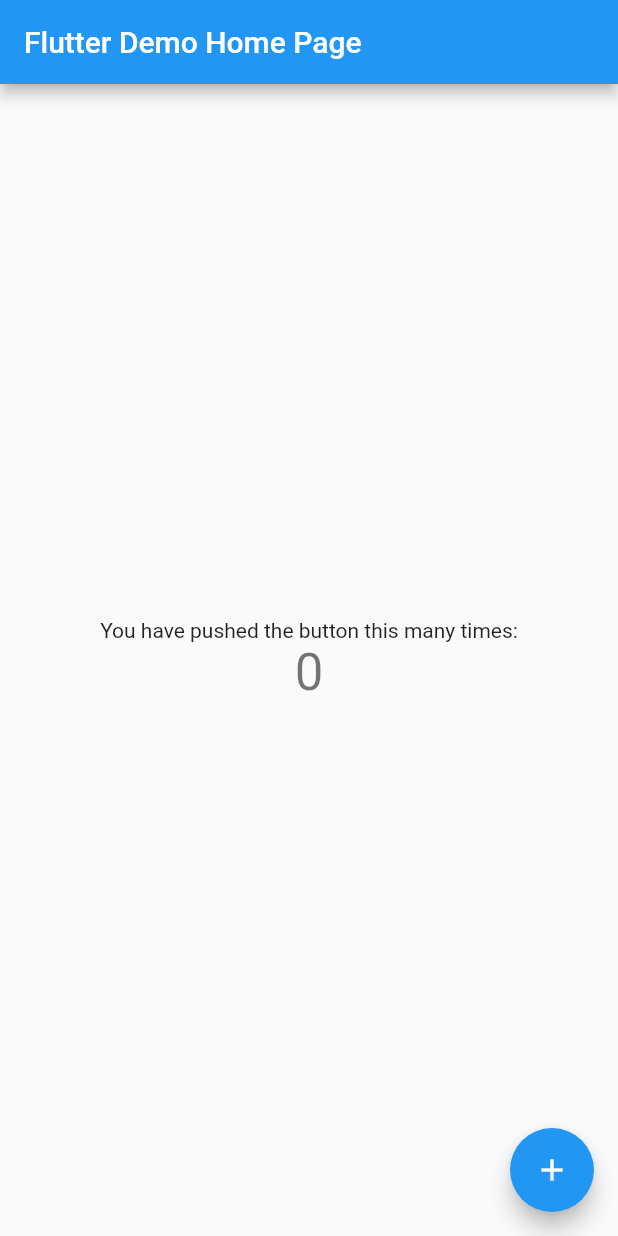
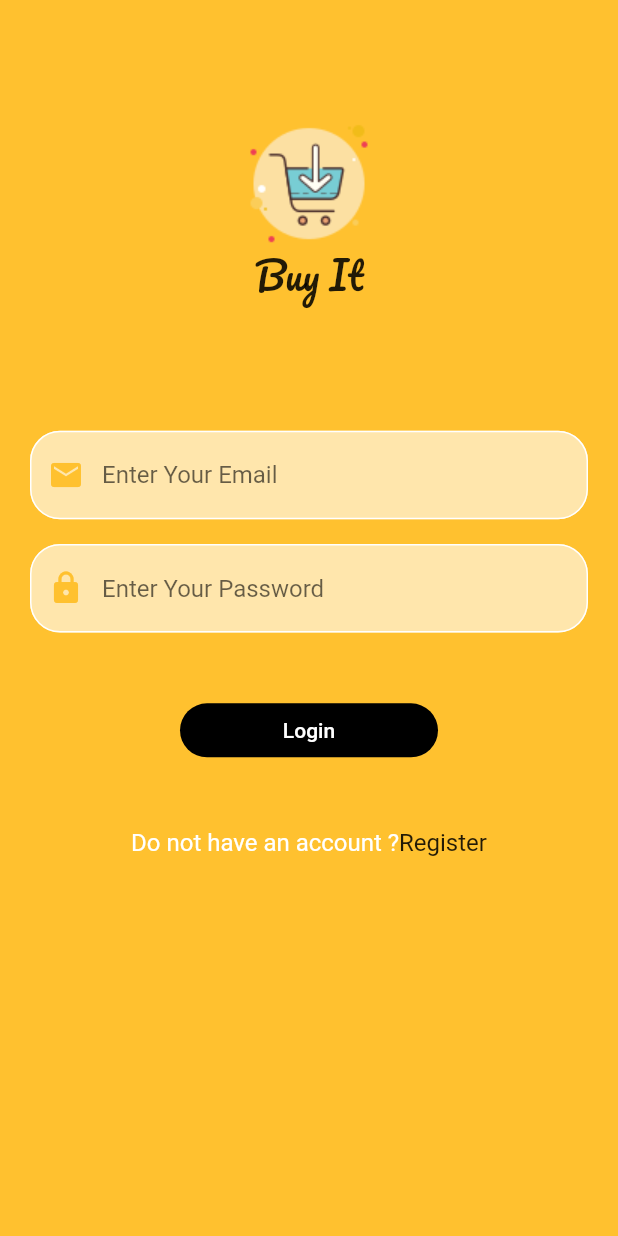
Before and after one commit to MalakEsmail/E-Commerce, a Flutter app: the screen it shows after launch, on a phone screen of 412 x 824 dp. Run offline on Flutter 3.47's test engine with Material 2 defaults, Android fonts, the phone set to English and light mode, and no system bars.

Commit message:
create login screen ui

```diff
--- /dev/null
+++ b/lib/constants.dart
@@ -0,0 +1,4 @@
+import 'package:flutter/material.dart';
+
+const kMainColor = Color(0XFFFFC12F);
+const kSecondaryColor = Color(0XFFFFE6AC);
--- a/lib/main.dart
+++ b/lib/main.dart
@@ -1,3 +1,4 @@
+import 'package:e_commerce/screens/login_screen.dart';
 import 'package:flutter/material.dart';
 
 void main() {
@@ -5,113 +6,11 @@ void main() {
 }
 
 class MyApp extends StatelessWidget {
-  // This widget is the root of your application.
   @override
   Widget build(BuildContext context) {
     return MaterialApp(
-      title: 'Flutter Demo',
-      theme: ThemeData(
-        // This is the theme of your application.
-        //
-        // Try running your application with "flutter run". You'll see the
-        // application has a blue toolbar. Then, without quitting the app, try
-        // changing the primarySwatch below to Colors.green and then invoke
-        // "hot reload" (press "r" in the console where you ran "flutter run",
-        // or simply save your changes to "hot reload" in a Flutter IDE).
-        // Notice that the counter didn't reset back to zero; the application
-        // is not restarted.
-        primarySwatch: Colors.blue,
-        // This makes the visual density adapt to the platform that you run
-        // the app on. For desktop platforms, the controls will be smaller and
-        // closer together (more dense) than on mobile platforms.
-        visualDensity: VisualDensity.adaptivePlatformDensity,
-      ),
-      home: MyHomePage(title: 'Flutter Demo Home Page'),
+      initialRoute: LoginScreen.id,
+      routes: {LoginScreen.id: (context) => LoginScreen()},
     );
   }
 }
-
-class MyHomePage extends StatefulWidget {
-  MyHomePage({Key key, this.title}) : super(key: key);
-
-  // This widget is the home page of your application. It is stateful, meaning
-  // that it has a State object (defined below) that contains fields that affect
-  // how it looks.
-
-  // This class is the configuration for the state. It holds the values (in this
-  // case the title) provided by the parent (in this case the App widget) and
-  // used by the build method of the State. Fields in a Widget subclass are
-  // always marked "final".
-
-  final String title;
-
-  @override
-  _MyHomePageState createState() => _MyHomePageState();
-}
-
-class _MyHomePageState extends State<MyHomePage> {
-  int _counter = 0;
-
-  void _incrementCounter() {
-    setState(() {
-      // This call to setState tells the Flutter framework that something has
-      // changed in this State, which causes it to rerun the build method below
-      // so that the display can reflect the updated values. If we changed
-      // _counter without calling setState(), then the build method would not be
-      // called again, and so nothing would appear to happen.
-      _counter++;
-    });
-  }
-
-  @override
-  Widget build(BuildContext context) {
-    // This method is rerun every time setState is called, for instance as done
-    // by the _incrementCounter method above.
-    //
-    // The Flutter framework has been optimized to make rerunning build methods
-    // fast, so that you can just rebuild anything that needs updating rather
-    // than having to individually change instances of widgets.
-    return Scaffold(
-      appBar: AppBar(
-        // Here we take the value from the MyHomePage object that was created by
-        // the App.build method, and use it to set our appbar title.
-        title: Text(widget.title),
-      ),
-      body: Center(
-        // Center is a layout widget. It takes a single child and positions it
-        // in the middle of the parent.
-        child: Column(
-          // Column is also a layout widget. It takes a list of children and
-          // arranges them vertically. By default, it sizes itself to fit its
-          // children horizontally, and tries to be as tall as its parent.
-          //
-          // Invoke "debug painting" (press "p" in the console, choose the
-          // "Toggle Debug Paint" action from the Flutter Inspector in Android
-          // Studio, or the "Toggle Debug Paint" command in Visual Studio Code)
-          // to see the wireframe for each widget.
-          //
-          // Column has various properties to control how it sizes itself and
-          // how it positions its children. Here we use mainAxisAlignment to
-          // center the children vertically; the main axis here is the vertical
-          // axis because Columns are vertical (the cross axis would be
-          // horizontal).
-          mainAxisAlignment: MainAxisAlignment.center,
-          children: <Widget>[
-            Text(
-              'You have pushed the button this many times:',
-            ),
-            Text(
-              '$_counter',
-              style: Theme.of(context).textTheme.headline4,
-            ),
-          ],
-        ),
-      ),
-      floatingActionButton: FloatingActionButton(
-        onPressed: _incrementCounter,
-        tooltip: 'Increment',
-        child: Icon(Icons.add),
-      ), // This trailing comma makes auto-formatting nicer for build methods.
-    );
-  }
-}
--- /dev/null
+++ b/lib/screens/login_screen.dart
@@ -0,0 +1,90 @@
+import 'package:e_commerce/constants.dart';
+import 'package:e_commerce/widgets/custom_textfield.dart';
+import 'package:flutter/material.dart';
+
+class LoginScreen extends StatelessWidget {
+  static String id = 'loginScreen';
+  @override
+  Widget build(BuildContext context) {
+    double height = MediaQuery.of(context).size.height;
+
+    return Scaffold(
+      backgroundColor: kMainColor,
+      body: ListView(
+        children: [
+          Padding(
+            padding: EdgeInsets.only(top: 40),
+            child: Container(
+              height: MediaQuery.of(context).size.height * .2,
+              child: Stack(
+                alignment: Alignment.center,
+                children: [
+                  Image.asset('images/icons/buy.png'),
+                  Positioned(
+                    bottom: 0,
+                    child: Text(
+                      'Buy It',
+                      style: TextStyle(fontFamily: 'pacifico', fontSize: 25),
+                    ),
+                  )
+                ],
+              ),
+            ),
+          ),
+          SizedBox(
+            height: height * .1,
+          ),
+          Padding(
+            padding: const EdgeInsets.symmetric(horizontal: 20),
+            child: CustomTextField(
+              hint: 'Enter Your Email',
+              icon: Icons.email,
+            ),
+          ),
+          SizedBox(
+            height: height * .02,
+          ),
+          Padding(
+            padding: const EdgeInsets.symmetric(horizontal: 20),
+            child: CustomTextField(
+              hint: 'Enter Your Password',
+              icon: Icons.lock,
+            ),
+          ),
+          SizedBox(
+            height: height * .05,
+          ),
+          Padding(
+            padding: const EdgeInsets.symmetric(horizontal: 120),
+            child: FlatButton(
+              shape: RoundedRectangleBorder(
+                  borderRadius: BorderRadius.circular(20)),
+              onPressed: () {},
+              color: Colors.black,
+              child: Text(
+                'Login',
+                style: TextStyle(color: Colors.white),
+              ),
+            ),
+          ),
+          SizedBox(
+            height: height * .05,
+          ),
+          Row(
+            mainAxisAlignment: MainAxisAlignment.center,
+            children: [
+              Text(
+                'Do not have an account ?',
+                style: TextStyle(color: Colors.white, fontSize: 16),
+              ),
+              Text(
+                'Register',
+                style: TextStyle(fontSize: 16),
+              ),
+            ],
+          )
+        ],
+      ),
+    );
+  }
+}
--- /dev/null
+++ b/lib/widgets/custom_textfield.dart
@@ -0,0 +1,28 @@
+import 'package:e_commerce/constants.dart';
+import 'package:flutter/material.dart';
+
+class CustomTextField extends StatelessWidget {
+  final String hint;
+  final IconData icon;
+  CustomTextField({@required this.hint, @required this.icon});
+  @override
+  Widget build(BuildContext context) {
+    return TextField(
+      cursorColor: kMainColor,
+      decoration: InputDecoration(
+          hintText: hint,
+          prefixIcon: Icon(
+            icon,
+            color: kMainColor,
+          ),
+          filled: true,
+          fillColor: kSecondaryColor,
+          enabledBorder: OutlineInputBorder(
+              borderRadius: BorderRadius.circular(20),
+              borderSide: BorderSide(color: Colors.white)),
+          focusedBorder: OutlineInputBorder(
+              borderRadius: BorderRadius.circular(20),
+              borderSide: BorderSide(color: Colors.white))),
+    );
+  }
+}
```
Also changed, not shown: pubspec.yaml (+6 -6 lines), fonts/Pacifico-Regular.ttf (added), images/icons/buy.png (added), 1 other file.
